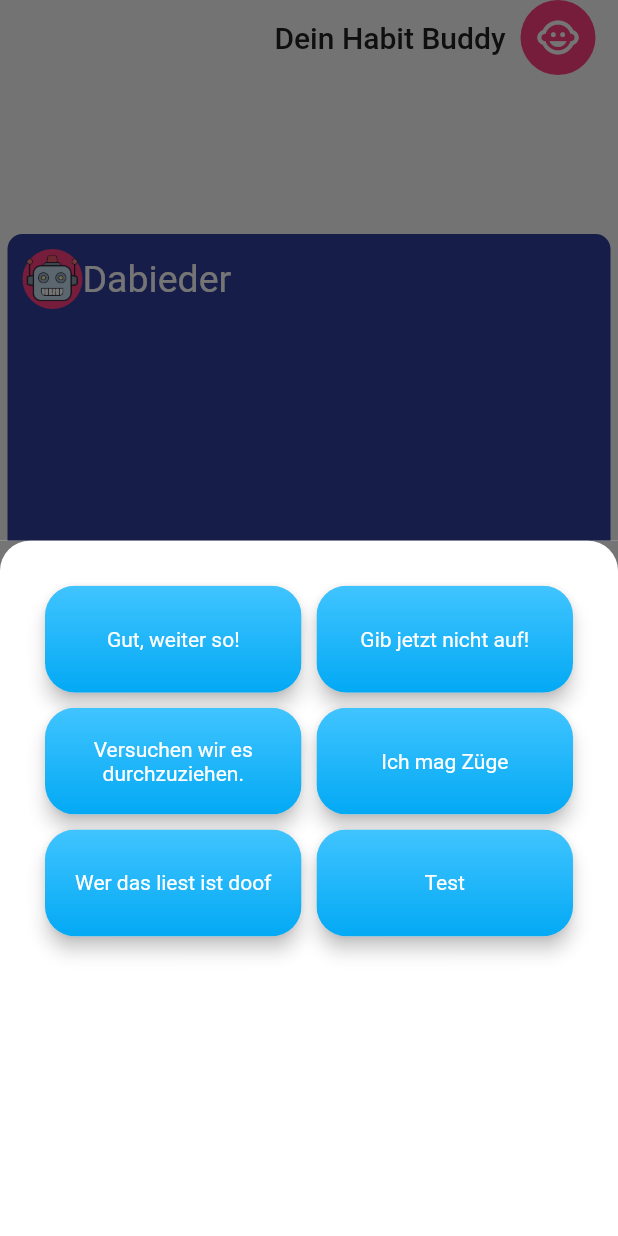
After one commit to PAtB1992/habit_buddy, a Flutter app: the HabitBuddyScreen screen opened by its route, after a tap on "Schicke deinem Habit Buddy eine Nachrich", on a phone screen of 412 x 824 dp. The commit adds this screen. Run offline on Flutter 3.47's test engine with Material 2 defaults, Android fonts, the phone set to English and light mode, and no system bars; our stand-ins replace charts_flutter, cloud_firestore, firebase_auth, firebase_core, modal_progress_hud; accounts and stored records are empty.

Commit message:
Change Color Template Changed HB Screen

```diff
--- a/lib/components/emotes_button.dart
+++ b/lib/components/emotes_button.dart
@@ -1,32 +1,42 @@
 import 'package:flutter/material.dart';
+import 'package:firebase_auth/firebase_auth.dart';
+import 'package:cloud_firestore/cloud_firestore.dart';
 
 class EmoteButtons extends StatelessWidget {
-  EmoteButtons({this.title, this.color, @required this.onPressed});
+  EmoteButtons(
+      {@required this.title,
+      @required this.onPressed,
+      @required this.loggedInUser});
 
-  final Color color;
+  final _firestore = Firestore.instance;
+  FirebaseUser loggedInUser;
   final String title;
   final Function onPressed;
 
   @override
   Widget build(BuildContext context) {
-    return Padding(
-      padding: const EdgeInsets.symmetric(horizontal: 8, vertical: 14),
-      child: RaisedButton(
+    return RaisedButton(
+      elevation: 5.0,
       padding: EdgeInsets.all(0),
-        onPressed: null,
+      onPressed: () {
+        _firestore
+            .collection('messages')
+            .add({'text': title, 'sender': loggedInUser.email});
+        Navigator.pop(context);
+      },
       shape: RoundedRectangleBorder(
-          borderRadius: BorderRadius.circular(80),
+        borderRadius: BorderRadius.circular(20),
       ),
       child: Ink(
         decoration: BoxDecoration(
           gradient: LinearGradient(
-                colors: [Colors.blueAccent, Colors.lightBlueAccent],
+              colors: [Colors.lightBlue, Colors.lightBlueAccent],
               begin: Alignment.bottomCenter,
               end: Alignment.topCenter),
-            borderRadius: BorderRadius.circular(30),
+          borderRadius: BorderRadius.circular(20),
         ),
         child: Container(
-            constraints: BoxConstraints(maxWidth: 200, minHeight: 50),
+          constraints: BoxConstraints(maxWidth: 400, minHeight: 50),
           alignment: Alignment.center,
           child: Text(
             title,
@@ -36,7 +46,6 @@ class EmoteButtons extends StatelessWidget {
           ),
         ),
       ),
-      ),
     );
   }
 }
--- a/lib/components/friend_card.dart
+++ b/lib/components/friend_card.dart
@@ -5,7 +5,7 @@ import 'package:habit_buddy/components/motivation_streak.dart';
 import 'package:habit_buddy/components/emotes_button.dart';
 
 class FriendCard extends StatelessWidget {
-  FriendCard({@required this.friendAvatar, this.onPress, this.friendName});
+  FriendCard({this.friendAvatar, @required this.onPress, this.friendName});
   final String friendAvatar;
   final Function onPress;
   final String friendName;
--- a/lib/components/goal_tile.dart
+++ b/lib/components/goal_tile.dart
@@ -13,7 +13,7 @@ class GoalTile extends StatelessWidget {
     return GestureDetector(
       onTap: onPress,
       child: Container(
-        padding: EdgeInsets.all(15.0),
+        padding: EdgeInsets.all(10.0),
         child: Column(
           children: <Widget>[
             Text(
@@ -43,9 +43,9 @@ class GoalTile extends StatelessWidget {
             ),
           ],
         ),
-        margin: EdgeInsets.all(15.0),
+        margin: EdgeInsets.all(5.0),
         decoration: BoxDecoration(
-          color: Colors.lightBlue,
+          color: Color(0xFF3F51b5),
           borderRadius: BorderRadius.circular(10.0),
         ),
       ),
--- a/lib/components/reusable_card.dart
+++ b/lib/components/reusable_card.dart
@@ -12,9 +12,9 @@ class ReusableCard extends StatelessWidget {
     return GestureDetector(
       onTap: onPress,
       child: Container(
-        padding: EdgeInsets.all(12),
+        padding: EdgeInsets.all(10),
         child: cardChild,
-        margin: EdgeInsets.symmetric(horizontal: 15.0, vertical: 15.0),
+        margin: EdgeInsets.fromLTRB(5.0, 0, 5.0, 10),
         decoration: BoxDecoration(
           color: color,
           borderRadius: BorderRadius.circular(10.0),
--- a/lib/main.dart
+++ b/lib/main.dart
@@ -3,7 +3,7 @@ import 'package:habit_buddy/screens/add_habit_screen.dart';
 import 'package:habit_buddy/screens/habit_screen.dart';
 import 'package:provider/provider.dart';
 import 'screens/home_screen.dart';
-import 'screens/friends.dart';
+import 'screens/habit_buddy_screen.dart';
 import 'screens/habit_screen.dart';
 import 'components/goal_data.dart';
 import 'screens/add_habit_screen.dart';
@@ -20,6 +20,7 @@ class HabitBuddy extends StatelessWidget {
     return ChangeNotifierProvider(
       create: (context) => GoalData(),
       child: MaterialApp(
+          debugShowCheckedModeBanner: false,
           title: 'Habit Buddy',
           initialRoute: WelcomeScreen.id,
           routes: {
@@ -27,7 +28,7 @@ class HabitBuddy extends StatelessWidget {
             LoginScreen.id: (context) => LoginScreen(),
             RegistrationScreen.id: (context) => RegistrationScreen(),
             HomeScreen.id: (context) => HomeScreen(),
-            Friends.id: (context) => Friends(),
+            HabitBuddyScreen.id: (context) => HabitBuddyScreen(),
             ExampleHabit.id: (context) => ExampleHabit(),
             AddHabit.id: (context) => AddHabit(),
             MoreWater.id: (context) => MoreWater(),
--- /dev/null
+++ b/lib/screens/habit_buddy_screen.dart
@@ -0,0 +1,127 @@
+import 'package:firebase_auth/firebase_auth.dart';
+import 'package:flutter/material.dart';
+import 'package:habit_buddy/components/rounded_button.dart';
+import 'package:habit_buddy/components/friend_card.dart';
+import 'package:habit_buddy/components/motivation_streak.dart';
+import 'package:habit_buddy/components/reusable_card.dart';
+import 'package:habit_buddy/constants.dart';
+import 'package:habit_buddy/components/emotes_button.dart';
+import 'package:habit_buddy/screens/profile_screen.dart';
+import 'package:habit_buddy/screens/send_message_screen.dart';
+import 'package:habit_buddy/services/display_messages.dart';
+import 'package:habit_buddy/screens/chart_screen.dart';
+
+//TODO: Beim ersten Start funktioniert die Chat Darstellung nicht!
+
+class HabitBuddyScreen extends StatefulWidget {
+  static const String id = 'habit_buddy_screen';
+
+  @override
+  _HabitBuddyScreenState createState() => _HabitBuddyScreenState();
+}
+
+class _HabitBuddyScreenState extends State<HabitBuddyScreen> {
+  final _auth = FirebaseAuth.instance;
+  final controller = PageController(
+    initialPage: 0,
+  );
+
+  @override
+  void initState() {
+    super.initState();
+    getCurrentUser();
+  }
+
+  void getCurrentUser() async {
+    try {
+      final user = await _auth.currentUser();
+      if (user != null) {
+        loggedInUser = user;
+      }
+    } catch (e) {
+      print(e);
+    }
+  }
+
+  @override
+  Widget build(BuildContext context) {
+    return Scaffold(
+      body: SafeArea(
+        child: Column(
+          mainAxisAlignment: MainAxisAlignment.spaceBetween,
+          crossAxisAlignment: CrossAxisAlignment.stretch,
+          children: <Widget>[
+            Row(
+              mainAxisAlignment: MainAxisAlignment.end,
+              children: <Widget>[
+                Text(
+                  'Dein Habit Buddy',
+                  style: TextStyle(
+                    color: Color(0xFF212121),
+                    fontSize: 20.0,
+                    fontWeight: FontWeight.w500,
+                  ),
+                ),
+                SizedBox(
+                  width: 10.0,
+                ),
+                CircleAvatar(
+                  child: Hero(
+                    tag: 'icon',
+                    child: Icon(
+                      Icons.child_care,
+                      size: 30.0,
+                      color: Color(0xFFFFFFFF),
+                    ),
+                  ),
+                  backgroundColor: Color(0xFFFF4081),
+                  radius: 25.0,
+                ),
+                SizedBox(
+                  width: 15,
+                )
+              ],
+            ),
+            Container(
+              height: 250,
+              child: PageView(
+                controller: controller,
+                children: <Widget>[
+                  ProfileScreen(),
+                  ChartScreen(),
+                ],
+              ),
+            ),
+            MessagesStream(
+              loggedInUser: loggedInUser,
+            ),
+            ReusableCard(
+              onPress: () {
+                showModalBottomSheet(
+                  context: context,
+                  builder: (context) => Container(
+                    child: SendMessageScreen(),
+                  ),
+                );
+              },
+              color: Color(0xFFFF4081),
+              cardChild: Text(
+                'Schicke deinem Habit Buddy eine Nachricht.',
+                textAlign: TextAlign.center,
+                style: TextStyle(
+                  color: Colors.white,
+                ),
+              ),
+            )
+          ],
+        ),
+      ),
+    );
+  }
+}
+
+class SalesData {
+  SalesData(this.year, this.sales);
+  final String year;
+  final double sales;
+}
--- a/lib/screens/login_screen.dart
+++ b/lib/screens/login_screen.dart
@@ -37,7 +37,7 @@ class _LoginScreenState extends State<LoginScreen> {
                     child: Icon(
                       Icons.child_care,
                       size: 90.0,
-                      color: Colors.redAccent,
+                      color: Color(0xFFFF4081),
                     ),
                   ),
                 ),
@@ -71,7 +71,7 @@ class _LoginScreenState extends State<LoginScreen> {
               ),
               RoundedButton(
                 title: 'Log In',
-                colour: Colors.lightBlueAccent,
+                colour: Color(0xFF303f9f),
                 onPressed: () async {
                   setState(() {
                     showSpinner = true;
--- a/lib/screens/more_water_screen.dart
+++ b/lib/screens/more_water_screen.dart
@@ -29,7 +29,7 @@ class MoreWater extends StatelessWidget {
               onPressed: () async {
                 var habitTemplate =
                     await getHabitTemplate('mehr-wasser-trinken');
-                print(habitTemplate);
+//                print(habitTemplate);
                 Provider.of<GoalData>(context, listen: false)
                     .addGoal(habitTemplate[0], habitTemplate[1]);
                 Navigator.pushNamed(context, HomeScreen.id);
--- /dev/null
+++ b/lib/screens/profile_screen.dart
@@ -0,0 +1,32 @@
+import 'package:flutter/material.dart';
+import 'package:habit_buddy/components/reusable_card.dart';
+
+class ProfileScreen extends StatelessWidget {
+  @override
+  Widget build(BuildContext context) {
+    return Container(
+      child: ReusableCard(
+        color: Color(0xFF303f9f),
+        cardChild: Column(
+          children: <Widget>[
+            Row(
+              children: <Widget>[
+                CircleAvatar(
+                  backgroundColor: Color(0xFFff4081),
+                  child: Image.asset('images/bot2.png'),
+                ),
+                Text(
+                  'Dabieder',
+                  style: TextStyle(
+                      color: Colors.white,
+                      fontSize: 25,
+                      fontWeight: FontWeight.w400),
+                )
+              ],
+            )
+          ],
+        ),
+      ),
+    );
+  }
+}
--- a/lib/screens/registration_screen.dart
+++ b/lib/screens/registration_screen.dart
@@ -71,7 +71,7 @@ class _RegistrationScreenState extends State<RegistrationScreen> {
               ),
               RoundedButton(
                 title: 'Register',
-                colour: Colors.blueAccent,
+                colour: Color(0xFF757575),
                 onPressed: () async {
                   setState(() {
                     showSpinner = true;
--- /dev/null
+++ b/lib/screens/send_message_screen.dart
@@ -0,0 +1,94 @@
+import 'package:flutter/material.dart';
+import 'package:habit_buddy/components/emotes_button.dart';
+import 'package:habit_buddy/components/rounded_button.dart';
+import 'package:habit_buddy/components/habit_selection_card.dart';
+import 'package:firebase_auth/firebase_auth.dart';
+import 'package:cloud_firestore/cloud_firestore.dart';
+
+//final _firestore = Firestore.instance;
+FirebaseUser loggedInUser;
+
+class SendMessageScreen extends StatefulWidget {
+  static const String id = 'send_message_screen';
+
+  @override
+  _SendMessageScreenState createState() => _SendMessageScreenState();
+}
+
+class _SendMessageScreenState extends State<SendMessageScreen> {
+  final _auth = FirebaseAuth.instance;
+
+  @override
+  void initState() {
+    super.initState();
+    getCurrentUser();
+  }
+
+  void getCurrentUser() async {
+    try {
+      final user = await _auth.currentUser();
+      if (user != null) {
+        loggedInUser = user;
+      }
+    } catch (e) {
+      print(e);
+    }
+  }
+
+  @override
+  Widget build(BuildContext context) {
+    return Container(
+      color: Color(0xff757575),
+      child: Container(
+        padding: EdgeInsets.all(20.0),
+        decoration: BoxDecoration(
+          color: Colors.white,
+          borderRadius: BorderRadius.only(
+            topLeft: Radius.circular(20.0),
+            topRight: Radius.circular(20.0),
+          ),
+        ),
+        child: Column(
+          children: <Widget>[
+            Flexible(
+              child: GridView.count(
+                childAspectRatio: 2.4,
+                primary: false,
+                padding: const EdgeInsets.all(10),
+                crossAxisSpacing: 10,
+                mainAxisSpacing: 10,
+                crossAxisCount: 2,
+                children: <Widget>[
+                  EmoteButtons(
+                    loggedInUser: loggedInUser,
+                    title: 'Gut, weiter so!',
+                  ),
+                  EmoteButtons(
+                    loggedInUser: loggedInUser,
+                    title: 'Gib jetzt nicht auf!',
+                  ),
+                  EmoteButtons(
+                    loggedInUser: loggedInUser,
+                    title: 'Versuchen wir es durchzuziehen.',
+                  ),
+                  EmoteButtons(
+                    loggedInUser: loggedInUser,
+                    title: 'Ich mag Züge',
+                  ),
+                  EmoteButtons(
+                    loggedInUser: loggedInUser,
+                    title: 'Wer das liest ist doof',
+                  ),
+                  EmoteButtons(
+                    loggedInUser: loggedInUser,
+                    title: 'Test',
+                  ),
+                ],
+              ),
+            )
+          ],
+        ),
+      ),
+    );
+  }
+}
--- a/lib/screens/welcome_screen.dart
+++ b/lib/screens/welcome_screen.dart
@@ -21,7 +21,7 @@ class _WelcomeScreenState extends State<WelcomeScreen>
 
     controller =
         AnimationController(duration: Duration(seconds: 1), vsync: this);
-    animation = ColorTween(begin: Colors.redAccent, end: Colors.white)
+    animation = ColorTween(begin: Color(0xFF212121), end: Colors.white)
         .animate(controller);
     controller.forward();
     controller.addListener(() {
@@ -76,14 +76,14 @@ class _WelcomeScreenState extends State<WelcomeScreen>
             ),
             RoundedButton(
               title: 'Log In',
-              colour: Colors.lightBlueAccent,
+              colour: Color(0xFF303f9f),
               onPressed: () {
                 Navigator.pushNamed(context, LoginScreen.id);
               },
             ),
             RoundedButton(
               title: 'Register',
-              colour: Colors.blueAccent,
+              colour: Color(0xFF757575),
               onPressed: () {
                 Navigator.pushNamed(context, RegistrationScreen.id);
               },
--- /dev/null
+++ b/lib/services/display_messages.dart
@@ -0,0 +1,115 @@
+import 'package:firebase_auth/firebase_auth.dart';
+import 'package:cloud_firestore/cloud_firestore.dart';
+import 'package:flutter/cupertino.dart';
+import 'package:flutter/material.dart';
+import 'package:habit_buddy/screens/send_message_screen.dart';
+
+class MessagesStream extends StatefulWidget {
+  MessagesStream({@required this.loggedInUser});
+  FirebaseUser loggedInUser;
+
+  @override
+  _MessagesStreamState createState() => _MessagesStreamState();
+}
+
+class _MessagesStreamState extends State<MessagesStream> {
+  final _firestore = Firestore.instance;
+
+  @override
+  Widget build(BuildContext context) {
+    return StreamBuilder<QuerySnapshot>(
+      stream: _firestore.collection('messages').snapshots(),
+      builder: (context, snapshot) {
+        if (!snapshot.hasData) {
+          return Center(
+            child: CircularProgressIndicator(
+              backgroundColor: Colors.lightBlueAccent,
+            ),
+          );
+        }
+        final messages = snapshot.data.documents.reversed;
+        List<MessageBubble> messageBubbles = [];
+        for (var message in messages) {
+          final messageText = message.data['text'];
+          final messageSender = message.data['sender'];
+
+          final currentUser = widget.loggedInUser.email;
+
+          final messageBubble = MessageBubble(
+            sender: messageSender,
+            text: messageText,
+            isMe: currentUser == messageSender,
+          );
+
+          messageBubbles.add(messageBubble);
+        }
+        return Container(
+          height: 150,
+          decoration: BoxDecoration(
+              borderRadius: BorderRadius.circular(10.0),
+              color: Color(0xFFC5CAE9)),
+          margin: EdgeInsets.all(5),
+          padding: EdgeInsets.symmetric(vertical: 10),
+//            TODO: Anzahl der angezeigten Items begrenzen?
+          child: ListView(
+            reverse: true,
+            padding: EdgeInsets.symmetric(horizontal: 10.0, vertical: 20.0),
+            children: messageBubbles,
+          ),
+        );
+      },
+    );
+  }
+}
+
+class MessageBubble extends StatelessWidget {
+  MessageBubble({this.sender, this.text, this.isMe});
+
+  final String sender;
+  final String text;
+  final bool isMe;
+
+  @override
+  Widget build(BuildContext context) {
+    return Padding(
+      padding: EdgeInsets.all(10.0),
+      child: Column(
+        crossAxisAlignment:
+            isMe ? CrossAxisAlignment.end : CrossAxisAlignment.start,
+        children: <Widget>[
+          Text(
+            sender,
+            style: TextStyle(
+              fontSize: 12.0,
+              color: Colors.black54,
+            ),
+          ),
+          Material(
+            borderRadius: isMe
+                ? BorderRadius.only(
+                    topLeft: Radius.circular(30.0),
+                    bottomLeft: Radius.circular(30.0),
+                    bottomRight: Radius.circular(30.0))
+                : BorderRadius.only(
+                    bottomLeft: Radius.circular(30.0),
+                    bottomRight: Radius.circular(30.0),
+                    topRight: Radius.circular(30.0),
+                  ),
+            elevation: 5.0,
+            color: isMe ? Color(0xFF3F51B5) : Color(0xFFFCFBFB),
+            child: Padding(
+              padding: EdgeInsets.symmetric(vertical: 10.0, horizontal: 20.0),
+              child: Text(
+                text,
+                style: TextStyle(
+                  color: isMe ? Color(0xFFFFFFFF) : Color(0xFF757575),
+                  fontSize: 15.0,
+                ),
+              ),
+            ),
+          ),
+        ],
+      ),
+    );
+  }
+}
--- /dev/null
+++ b/lib/services/send_message.dart
@@ -0,0 +1,13 @@
+import 'package:firebase_auth/firebase_auth.dart';
+import 'package:cloud_firestore/cloud_firestore.dart';
+
+String messageText;
+FirebaseUser loggedInUser;
+final _firestore = Firestore.instance;
+final _auth = FirebaseAuth.instance;
+
+void sendMessage({messageText, loggedInUser}) {
+  _firestore
+      .collection('messages')
+      .add({'text': messageText, 'sender': loggedInUser.email});
+}
--- a/pubspec.yaml
+++ b/pubspec.yaml
@@ -18,6 +18,7 @@ dependencies:
   firebase_auth: ^0.15.5+3
   cloud_firestore: ^0.13.4+2
   modal_progress_hud: ^0.1.3
+  charts_flutter: ^0.9.0
 
 dev_dependencies:
   flutter_test:
```
Also changed, not shown: lib/Widgets/habit_buddy_chart.dart (added, +101 -0 lines), lib/screens/chart_screen.dart (added, +23 -0 lines), lib/screens/friends.dart (deleted, +0 -62 lines), lib/screens/home_screen.dart (+16 -10 lines), pubspec.lock. Lines whose indentation alone changed are shown as unchanged.
